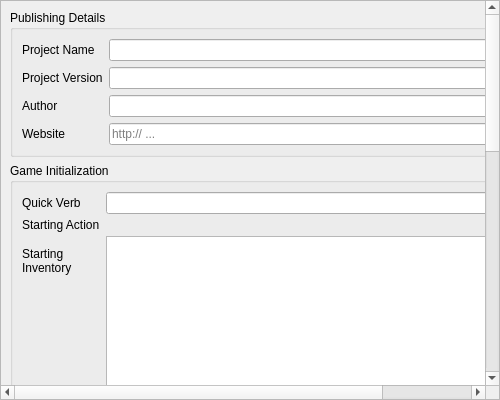
Old version of the form res/forms/ProjectSettingsWidget.ui in the repository tedvalson/NovelTea.
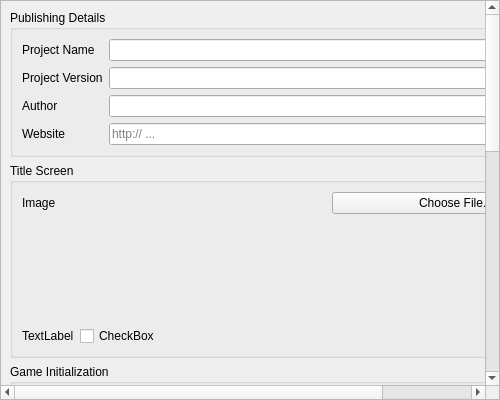
New version of the form. Icons and pictures are not drawn. Custom widgets are drawn as their Qt base class.

Commit message: Project/Script: Add "before save" and "after load" scripts.

```diff
--- a/res/forms/ProjectSettingsWidget.ui
+++ b/res/forms/ProjectSettingsWidget.ui
@@ -35,7 +35,7 @@
       <property name="geometry">
        <rect>
         <x>0</x>
-        <y>0</y>
+        <y>-620</y>
         <width>600</width>
         <height>1000</height>
        </rect>
@@ -103,6 +103,73 @@
          </layout>
         </widget>
        </item>
+       <item>
+        <widget class="QGroupBox" name="groupBox_4">
+         <property name="title">
+          <string>Title Screen</string>
+         </property>
+         <layout class="QFormLayout" name="formLayout_3">
+          <item row="1" column="0">
+           <widget class="QLabel" name="label_8">
+            <property name="text">
+             <string>Image</string>
+            </property>
+           </widget>
+          </item>
+          <item row="4" column="0">
+           <widget class="QLabel" name="label_9">
+            <property name="text">
+             <string>TextLabel</string>
+            </property>
+           </widget>
+          </item>
+          <item row="4" column="1">
+           <widget class="QCheckBox" name="checkBox">
+            <property name="text">
+             <string>CheckBox</string>
+            </property>
+           </widget>
+          </item>
+          <item row="3" column="1">
+           <widget class="QLabel" name="imageLabel">
+            <property name="minimumSize">
+             <size>
+              <width>50</width>
+              <height>100</height>
+             </size>
+            </property>
+            <property name="text">
+             <string/>
+            </property>
+           </widget>
+          </item>
+          <item row="1" column="1">
+           <layout class="QHBoxLayout" name="horizontalLayout_2">
+            <property name="spacing">
+             <number>3</number>
+            </property>
+            <property name="bottomMargin">
+             <number>0</number>
+            </property>
+            <item>
+             <widget class="QLabel" name="labelImageFileName">
+              <property name="text">
+               <string/>
+              </property>
+             </widget>
+            </item>
+            <item>
+             <widget class="QPushButton" name="buttonSelectImage">
+              <property name="text">
+               <string>Choose File...</string>
+              </property>
+             </widget>
+            </item>
+           </layout>
+          </item>
+         </layout>
+        </widget>
+       </item>
        <item>
         <widget class="QGroupBox" name="groupBox_3">
          <property name="title">
```
Left out of the diff: 78 changed lines with no effect on the pictures. The commit also changes 5 other files.
